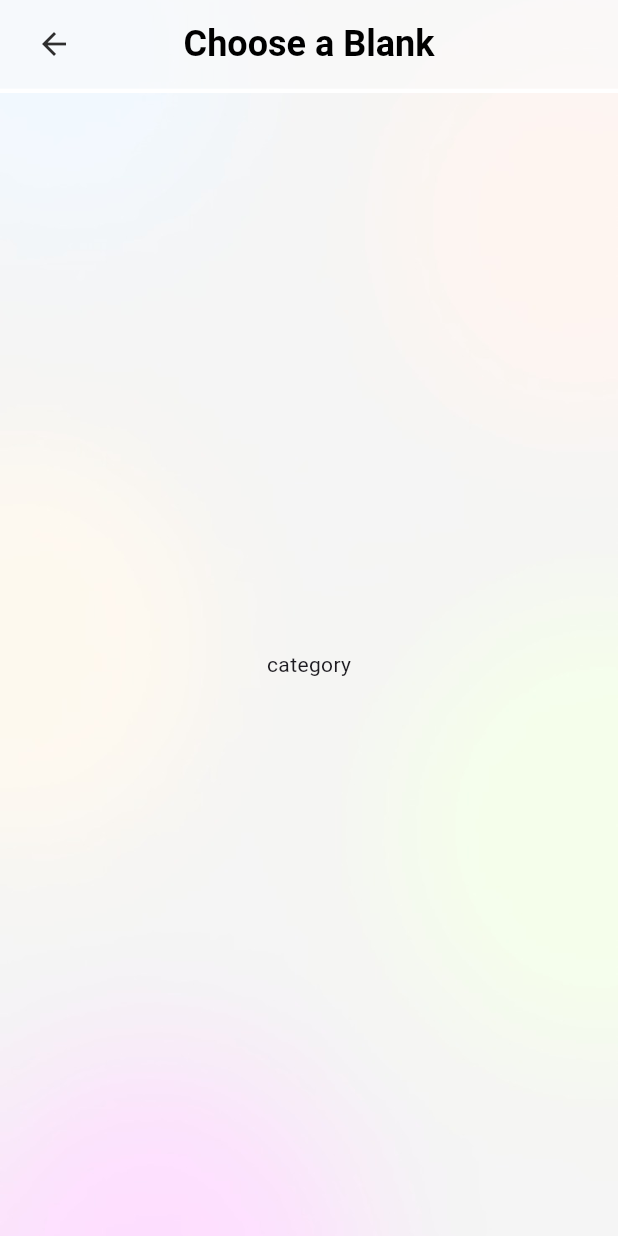
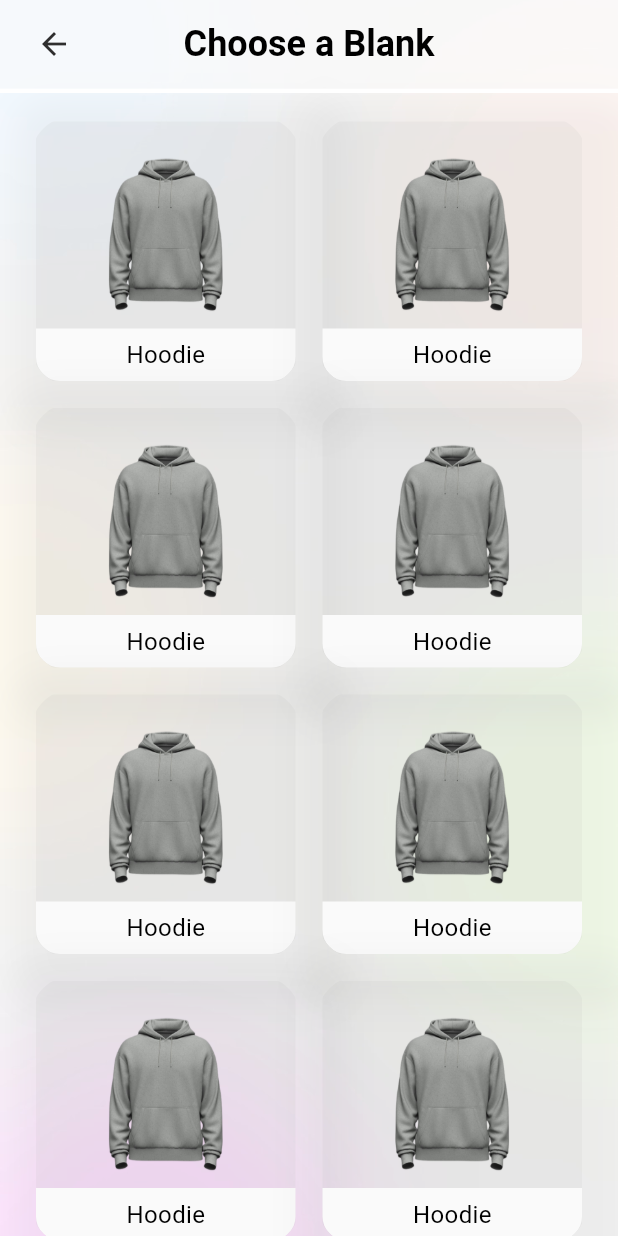
Before and after one commit to AmrTaher70/Custom_Craft, a Flutter app: the CategoryScreen screen opened directly, on a phone screen of 412 x 824 dp. Run offline on Flutter 3.47's test engine with Material 3 defaults, Android fonts, the light colour scheme and no system bars; our stand-ins replace curved_navigation_bar, device_preview, font_awesome_flutter, get, go_router, google_fonts and 1 more.

Commit message:
create list of item

```diff
--- a/lib/core/utils/assets.dart
+++ b/lib/core/utils/assets.dart
@@ -10,4 +10,6 @@ class AssetsData {
   static const verify = 'assets/images/verifyImage.png';
   static const BackGroundOfBoarding = 'assets/images/BackgroundOfBoarding.png';
   static const navBarBackGround = 'assets/images/navBarBackGround.png';
+  static const hoodie = 'assets/images/hodi.png';
+  static const hoodieBack = 'assets/images/hoodieBack.png';
 }
--- a/lib/core/widget/custo_nav_bar.dart
+++ b/lib/core/widget/custo_nav_bar.dart
@@ -1,6 +1,6 @@
 import 'package:custom_craft/constans/colors/colors.dart';
 import 'package:custom_craft/core/widget/image_background.dart';
-import 'package:custom_craft/features/Ctegory/category.dart';
+import 'package:custom_craft/features/Category/category.dart';
 import 'package:custom_craft/features/Profile/profile.dart';
 import 'package:custom_craft/features/home/home_screen.dart';
 import 'package:flutter/material.dart';
--- a/lib/core/widget/custom_app_bar.dart
+++ b/lib/core/widget/custom_app_bar.dart
@@ -3,7 +3,7 @@ import 'package:flutter/material.dart';
 import 'package:get/get_core/src/get_main.dart';
 import 'package:get/get_navigation/get_navigation.dart';
 
-import '../../features/Ctegory/category.dart';
+import '../../features/Category/category.dart';
 
 class CustomAppBar extends StatelessWidget implements PreferredSizeWidget {
   const CustomAppBar({super.key});
--- /dev/null
+++ b/lib/core/widget/custom_cart.dart
@@ -0,0 +1,78 @@
+import 'package:custom_craft/core/utils/assets.dart';
+import 'package:flutter/material.dart';
+
+class CustomCard extends StatelessWidget {
+  const CustomCard({
+    Key? key,
+  }) : super(key: key);
+
+  @override
+  Widget build(BuildContext context) {
+    return Container(
+      height: 153,
+      width: 164,
+      margin: const EdgeInsets.symmetric(horizontal: 5, vertical: 5),
+      decoration: BoxDecoration(
+        borderRadius: BorderRadius.circular(20),
+        boxShadow: [
+          BoxShadow(
+            blurRadius: 20,
+            color: Colors.grey.withOpacity(.1),
+            spreadRadius: 20,
+            offset: const Offset(10, 10),
+          )
+        ],
+      ),
+      child: ClipRRect(
+        borderRadius: BorderRadius.circular(30),
+        child: GestureDetector(
+          onTap: () {},
+          child: Card(
+            color: const Color(0xffADADAD).withOpacity(.1),
+            elevation: 0,
+            child: Column(
+              crossAxisAlignment: CrossAxisAlignment.center,
+              mainAxisAlignment: MainAxisAlignment.end,
+              children: [
+                Positioned(
+                  top: 20,
+                  bottom: 55,
+                  left: 50,
+                  child: Image.asset(
+                    AssetsData.hoodie,
+                    height: 118,
+                    width: 98,
+                    fit: BoxFit.fitHeight,
+                  ),
+                ),
+                const SizedBox(height: 5.27),
+                Padding(
+                  padding: const EdgeInsets.only(bottom: 0),
+                  child: Container(
+                    width: 175,
+                    height: 35,
+                    decoration: const BoxDecoration(
+                        color: Color(0xffFAFAFA),
+                        borderRadius: BorderRadius.only(
+                            bottomLeft: Radius.circular(16),
+                            bottomRight: Radius.circular(16))),
+                    child: const Center(
+                      child: Text(
+                        'Hoodie',
+                        style: TextStyle(
+                          fontSize: 16,
+                          color: Colors.black,
+                          fontWeight: FontWeight.w400,
+                        ),
+                      ),
+                    ),
+                  ),
+                )
+              ],
+            ),
+          ),
+        ),
+      ),
+    );
+  }
+}
--- /dev/null
+++ b/lib/features/Category/category.dart
@@ -0,0 +1,33 @@
+import 'package:custom_craft/core/widget/custom_app_bar.dart';
+import 'package:custom_craft/core/widget/custom_cart.dart';
+import 'package:custom_craft/core/widget/image_background.dart';
+import 'package:flutter/material.dart';
+
+class CategoryScreen extends StatelessWidget {
+  const CategoryScreen({Key? key}) : super(key: key);
+
+  @override
+  Widget build(BuildContext context) {
+    return BackGroundImage(
+      child: Scaffold(
+        appBar: const CustomAppBar(),
+        backgroundColor: Colors.transparent,
+        body: Padding(
+          padding: const EdgeInsets.only(top: 10, left: 15, right: 15),
+          child: GridView.builder(
+            itemCount: 8,
+            clipBehavior: Clip.none,
+            gridDelegate: const SliverGridDelegateWithFixedCrossAxisCount(
+              crossAxisCount: 2,
+              childAspectRatio: 1,
+              mainAxisSpacing: 0,
+            ),
+            itemBuilder: (context, index) {
+              return const CustomCard();
+            },
+          ),
+        ),
+      ),
+    );
+  }
+}
--- a/lib/features/Ctegory/category.dart
+++ /dev/null
@@ -1,19 +0,0 @@
-import 'package:custom_craft/core/widget/custom_app_bar.dart';
-import 'package:custom_craft/core/widget/image_background.dart';
-import 'package:flutter/material.dart';
-
-class CategoryScreen extends StatelessWidget {
-  const CategoryScreen({super.key});
-
-  @override
-  Widget build(BuildContext context) {
-    return const BackGroundImage(
-      child: Scaffold(
-          appBar: CustomAppBar(),
-          backgroundColor: Colors.transparent,
-          body: Center(
-            child: Text('category'),
-          )),
-    );
-  }
-}
--- /dev/null
+++ b/lib/features/Design/item_model.dart
@@ -0,0 +1,21 @@
+import 'package:custom_craft/constans/app_string/app_string.dart';
+import 'package:custom_craft/core/utils/assets.dart';
+
+class ItemModel {
+  final String imgPath;
+  final String smallImgPath;
+  ItemModel({
+    required this.imgPath,
+    required this.smallImgPath,
+  });
+  static List<ItemModel> mainDesign = [
+    ItemModel(
+      imgPath: AssetsData.hoodie,
+      smallImgPath: AssetsData.hoodie,
+    ),
+    ItemModel(
+      imgPath: AssetsData.hoodie,
+      smallImgPath: AssetsData.hoodie,
+    ),
+  ];
+}
--- a/lib/features/Profile/profile.dart
+++ b/lib/features/Profile/profile.dart
@@ -6,7 +6,7 @@ import 'package:custom_craft/features/home/home_screen.dart';
 import 'package:flutter/material.dart';
 import 'package:get/get.dart';
 
-import '../Ctegory/category.dart';
+import '../Category/category.dart';
 
 class Profile extends StatefulWidget {
   const Profile({super.key});
--- a/lib/features/home/home_screen.dart
+++ b/lib/features/home/home_screen.dart
@@ -4,7 +4,7 @@ import 'package:custom_craft/core/utils/assets.dart';
 import 'package:custom_craft/core/widget/custo_nav_bar.dart';
 import 'package:custom_craft/core/widget/image_background.dart';
 import 'package:custom_craft/core/widget/nav_bar.dart';
-import 'package:custom_craft/features/Ctegory/category.dart';
+import 'package:custom_craft/features/Category/category.dart';
 import 'package:custom_craft/features/Profile/profile.dart';
 import 'package:flutter/material.dart';
 import 'package:get/get_core/src/get_main.dart';
--- a/lib/main.dart
+++ b/lib/main.dart
@@ -4,7 +4,8 @@ import 'package:custom_craft/core/widget/image_background.dart';
 import 'package:custom_craft/core/widget/image_onboarding.dart';
 import 'package:custom_craft/core/widget/nav_bar.dart';
 import 'package:custom_craft/core/widget/text_filed_data.dart';
-import 'package:custom_craft/features/Ctegory/category.dart';
+import 'package:custom_craft/features/Category/category.dart';
+import 'package:custom_craft/features/Design/main_design.dart';
 import 'package:custom_craft/features/home/home_screen.dart';
 import 'package:custom_craft/features/login/login_screen.dart';
 import 'package:custom_craft/features/onBoarding/on_boarding.dart';
@@ -29,7 +30,7 @@ class MyApp extends StatelessWidget {
       home: Stack(
         children: [
           BackGroundImage(
-            child: CategoryScreen(),
+            child: MainDesign(),
           )
         ],
       ),
```
Also changed, not shown: lib/core/widget/custom_app_bar_for_design.dart (added, +84 -0 lines), lib/features/Design/main_design.dart (added, +188 -0 lines), assets/images/hodi.png (added), assets/images/hoodieBack.png (added).
